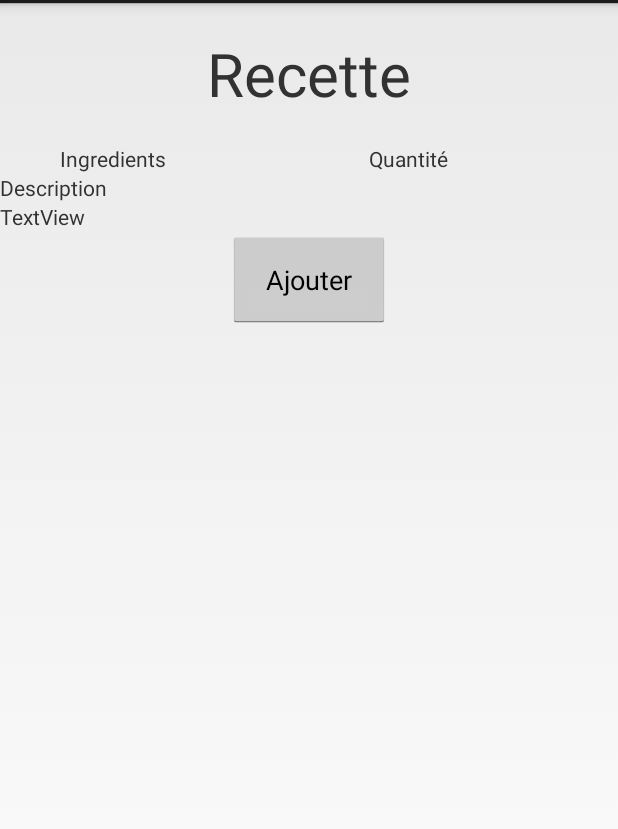
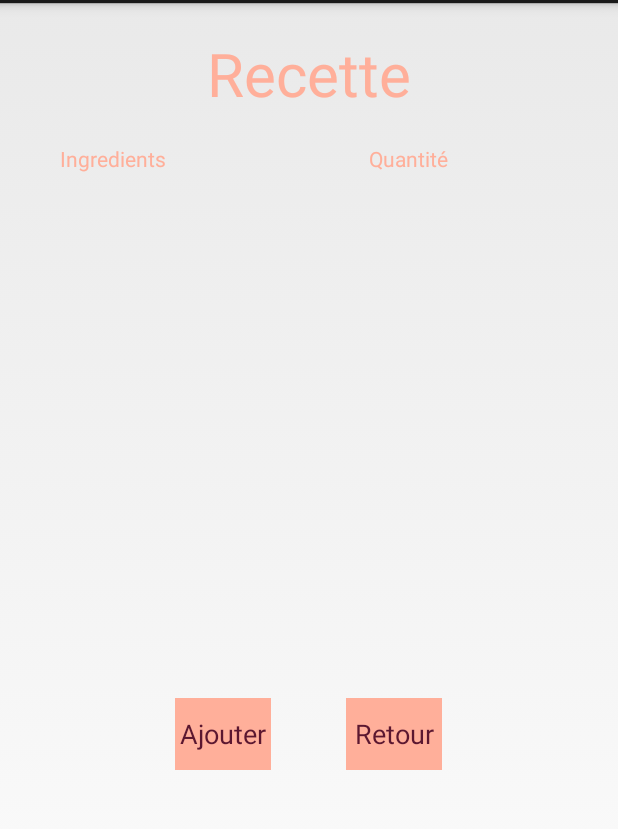
Before and after one commit to WhereRUBeen/ProjetAndroid-save, an Android app: the RecetteActivity screen opened directly, with no data from a screen before it, on a phone screen of 412 x 824 dp, the part 69-898 px from its top. Run offline under Robolectric (Android 15) with nearby library versions, the phone set to English and light mode, and no system bars; 2 statements that could not run were skipped.

Commit message:
layout receette
modification du layout recette ajout d'

```diff
--- a/app/src/main/res/layout/activity_recette.xml
+++ b/app/src/main/res/layout/activity_recette.xml
@@ -13,6 +13,7 @@
         android:layout_height="wrap_content"
         android:gravity="center"
         android:textSize="40dp"
+        android:textColor="@color/colorMamierose"
         android:paddingTop="20dp"
         android:paddingBottom="20dp"
         android:text="Recette" />
@@ -29,6 +30,7 @@
             android:layout_height="wrap_content"
             android:layout_weight="1"
             android:paddingLeft="40dp"
+            android:textColor="@color/colorMamierose"
             android:text="Ingredients" />
 
         <TextView
@@ -37,12 +39,13 @@
             android:layout_height="wrap_content"
             android:paddingLeft="40dp"
             android:layout_weight="1"
+            android:textColor="@color/colorMamierose"
             android:text="Quantité" />
     </LinearLayout>
 
     <LinearLayout
         android:layout_width="wrap_content"
-        android:layout_height="wrap_content"
+        android:layout_height="350dp"
         android:layout_gravity="center"
         android:orientation="horizontal"
         android:weightSum="1">
@@ -51,38 +54,36 @@
             android:id="@+id/ingredientLV"
             android:layout_width="match_parent"
             android:layout_height="match_parent"
+
             android:layout_weight="70">
 
         </ListView>
 
     </LinearLayout>
 
-    <TextView
-        android:id="@+id/textView2"
+
+
+    <LinearLayout
         android:layout_width="match_parent"
         android:layout_height="wrap_content"
-        android:text="Description" />
+        android:gravity="center">
+        <Button
+            android:id="@+id/recetteAjout"
+            android:layout_width="wrap_content"
+            android:layout_height="wrap_content"
+            android:layout_gravity="center"
+            android:textColor="@color/textColor"
+            android:background="@color/colorMamierose"
+            android:text="Ajouter" />
 
-    <LinearLayout
-        android:layout_width="wrap_content"
-        android:layout_height="wrap_content"
-        android:orientation="vertical">
-        <TextView
-            android:id="@+id/descriptiontv"
-            android:layout_width="match_parent"
+        <Button
+            android:id="@+id/recetteRetour"
+            android:layout_width="wrap_content"
             android:layout_height="wrap_content"
-            android:text="TextView" />
+            android:layout_gravity="center"
+            android:layout_marginLeft="50dp"
+            android:textColor="@color/textColor"
+            android:background="@color/colorMamierose"
+            android:text="Retour" />
     </LinearLayout>
-
-    <Button
-        android:id="@+id/recettem"
-        android:layout_width="wrap_content"
-        android:layout_height="wrap_content"
-        android:layout_gravity="center"
-        android:paddingBottom="20dp"
-        android:paddingTop="20dp"
-        android:paddingLeft="25dp"
-        android:paddingRight="25dp"
-        android:text="Ajouter" />
-
 </LinearLayout>
--- a/app/src/main/res/layout/recette_view.xml
+++ b/app/src/main/res/layout/recette_view.xml
@@ -8,6 +8,7 @@
         android:id="@+id/ingredienttv"
         android:layout_width="wrap_content"
         android:layout_height="wrap_content"
+        android:textColor="@color/textColor"
         android:layout_weight="1"
         android:text="TextView" />
 
@@ -16,5 +17,6 @@
         android:layout_width="wrap_content"
         android:layout_height="wrap_content"
         android:layout_weight="1"
+        android:textColor="@color/textColor"
         android:text="TextView" />
 </LinearLayout>
```
